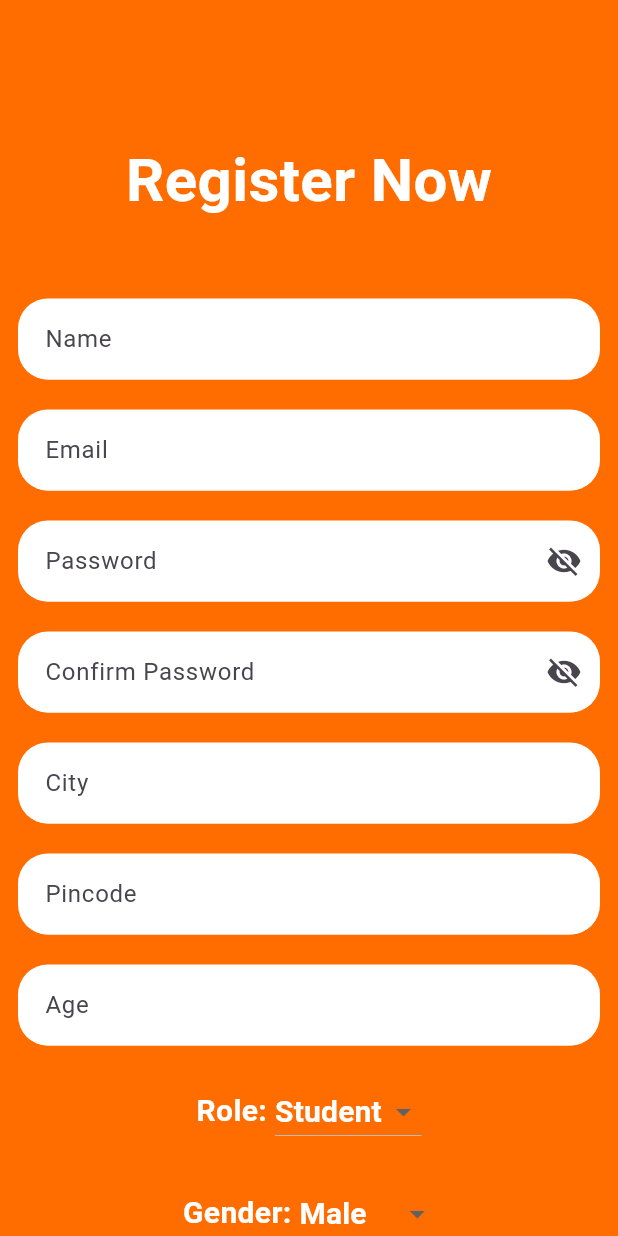
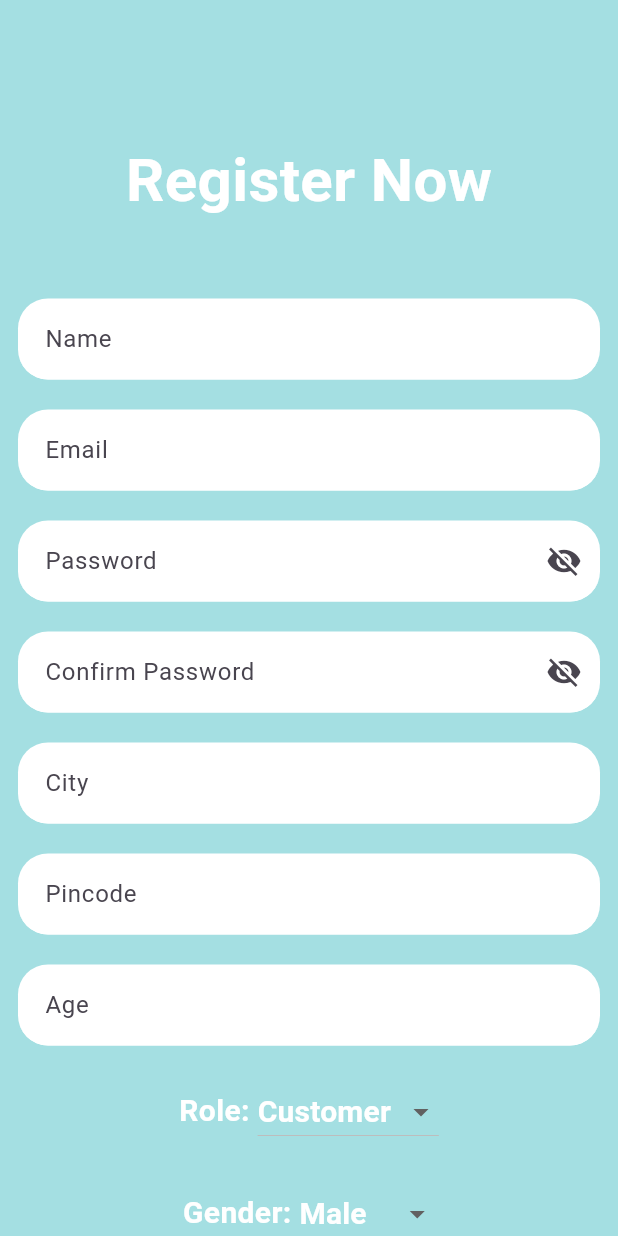
Before and after one commit to mariyajoseph2002/getserved, a Flutter app: the screen it shows after launch, after a tap on "Login", after a tap on "Register Now", on a phone screen of 412 x 824 dp. Run offline on Flutter 3.47's test engine with Material 3 defaults, Android fonts, the phone set to English and light mode, and no system bars; our stand-ins replace cloud_firestore, firebase_auth, firebase_core; accounts and stored records are empty.

Commit message:
ui changed for reg and log

```diff
--- a/lib/student.dart
+++ b/lib/customer.dart
@@ -3,19 +3,19 @@ import 'package:flutter/material.dart';
 
 import 'login.dart';
 
-class Student extends StatefulWidget {
-  const Student({super.key});
+class Customer extends StatefulWidget {
+  const Customer({super.key});
 
   @override
-  State<Student> createState() => _StudentState();
+  State<Customer> createState() => _CustomerState();
 }
 
-class _StudentState extends State<Student> {
+class _CustomerState extends State<Customer> {
   @override
   Widget build(BuildContext context) {
     return Scaffold(
       appBar: AppBar(
-        title: const Text("Student"),
+        title: const Text("Customer"),
         actions: [
           IconButton(
             onPressed: () {
--- a/lib/home.dart
+++ b/lib/home.dart
@@ -1,11 +1,11 @@
 import 'package:flutter/material.dart';
 
-// Assuming you have StudentPage and TeacherPage widgets
-import 'student.dart'; // Import your StudentPage widget
-import 'teacher.dart'; // Import your TeacherPage widget
+// Assuming you have StudentPage and ContracterPage widgets
+import 'customer.dart'; // Import your StudentPage widget
+import 'contracter.dart'; // Import your ContracterPage widget
 
 class HomePage extends StatefulWidget {
-  final String userRole; // 'student' or 'teacher'
+  final String userRole; // 'student' or 'Contracter'
 
   const HomePage({super.key, required this.userRole});
 
@@ -21,14 +21,14 @@ class _HomePageState extends State<HomePage> {
   }
 
   void _navigateBasedOnRole() {
-    if (widget.userRole == 'Student') {
+    if (widget.userRole == 'Customer') {
       // Navigate to StudentPage
       Future.microtask(() => Navigator.pushReplacement(
-          context, MaterialPageRoute(builder: (context) => const Student())));
-    } else if (widget.userRole == 'Teacher') {
-      // Navigate to TeacherPage
+          context, MaterialPageRoute(builder: (context) => const Customer())));
+    } else if (widget.userRole == 'Contracter') {
+      // Navigate to ContracterPage
       Future.microtask(() => Navigator.pushReplacement(
-          context, MaterialPageRoute(builder: (context) => const Teacher())));
+          context, MaterialPageRoute(builder: (context) => const Contracter())));
     }
   }
 
--- a/lib/login.dart
+++ b/lib/login.dart
@@ -1,8 +1,9 @@
 import 'package:firebase_auth/firebase_auth.dart';
 import 'package:flutter/material.dart';
 import 'package:cloud_firestore/cloud_firestore.dart';
-import 'student.dart';
-import 'teacher.dart';
+import 'package:getserved/provider.dart';
+import 'customer.dart';
+import 'contracter.dart';
 import 'register.dart';
 
 class LoginPage extends StatefulWidget {
@@ -36,7 +37,7 @@ class _LoginPageState extends State<LoginPage> {
 
   Widget _buildLoginForm(BuildContext context) {
     return Container(
-      color: Colors.orangeAccent[700],
+      color: Color.fromARGB(255, 164, 217, 232),
       width: MediaQuery.of(context).size.width,
       height: MediaQuery.of(context).size.height * 0.70,
       child: Center(
@@ -194,44 +195,14 @@ class _LoginPageState extends State<LoginPage> {
               ),
             ),
             const SizedBox(height: 15),
-            const Text(
-              "Made by",
-              style: TextStyle(
-                fontWeight: FontWeight.bold,
-                fontSize: 40,
-              ),
-            ),
-            const SizedBox(height: 5),
-            _buildFooterBrand(),
+
           ],
         ),
       ),
     );
   }
 
-  Widget _buildFooterBrand() {
-    return Row(
-      mainAxisAlignment: MainAxisAlignment.center,
-      children: [
-        Text(
-          "WEB",
-          style: TextStyle(
-            fontWeight: FontWeight.bold,
-            fontSize: 30,
-            color: Colors.blue[900],
-          ),
-        ),
-        Text(
-          "FUN",
-          style: TextStyle(
-            fontWeight: FontWeight.bold,
-            fontSize: 30,
-            color: Colors.yellowAccent[400],
-          ),
-        ),
-      ],
-    );
-  }
+
 
   Future<void> signIn(String email, String password) async {
     if (_formKey.currentState!.validate()) {
@@ -260,12 +231,17 @@ class _LoginPageState extends State<LoginPage> {
 
       if (documentSnapshot.exists) {
         String role = documentSnapshot.get('role');
-        if (role == "Teacher") {
+        if (role == "Contracter") {
           Navigator.pushReplacement(context,
-              MaterialPageRoute(builder: (context) => const Teacher()));
-        } else {
+              MaterialPageRoute(builder: (context) => const Contracter()));
+        }else if(role== "Provider"){
           Navigator.pushReplacement(context,
-              MaterialPageRoute(builder: (context) => const Student()));
+              MaterialPageRoute(builder: (context) => const Provider()));
+
+        }
+         else {
+          Navigator.pushReplacement(context,
+              MaterialPageRoute(builder: (context) => const Customer()));
         }
       }
     }
--- a/lib/register.dart
+++ b/lib/register.dart
@@ -24,8 +24,8 @@
 //   final TextEditingController confirmPasswordController =
 //       TextEditingController();
 
-//   List<String> roles = ['Student', 'Teacher'];
-//   String selectedRole = 'Student';
+//   List<String> roles = ['Customer', 'Contracter'];
+//   String selectedRole = 'Customer';
 
 //   @override
 //   void dispose() {
@@ -335,8 +335,8 @@ class _RegisterState extends State<Register> {
   final TextEditingController pincodeController = TextEditingController();
   final TextEditingController ageController = TextEditingController();
 
-  List<String> roles = ['Student', 'Teacher'];
-  String selectedRole = 'Student';
+  List<String> roles = ['Customer', 'Contracter',];
+  String selectedRole = 'Customer';
   String selectedGender = 'Male'; // Default gender
 
   @override
@@ -354,13 +354,13 @@ class _RegisterState extends State<Register> {
   @override
   Widget build(BuildContext context) {
     return Scaffold(
-      backgroundColor: Colors.orange[900],
+      backgroundColor: Color.fromARGB(255, 164, 229, 239),
       body: SafeArea(
         child: SingleChildScrollView(
           child: Column(
             children: [
               Container(
-                color: Colors.orangeAccent[700],
+                color: Color.fromARGB(255, 164, 223, 226),
                 width: MediaQuery.of(context).size.width,
                 child: Padding(
                   padding: const EdgeInsets.all(12),
@@ -435,7 +435,7 @@ class _RegisterState extends State<Register> {
                         const SizedBox(height: 20),
                         _buildActionButtons(),
                         const SizedBox(height: 20),
-                        _buildFooter(),
+
                       ],
                     ),
                   ),
@@ -612,16 +612,7 @@ class _RegisterState extends State<Register> {
     );
   }
 
-  Widget _buildFooter() {
-    return Text(
-      "WEBFUN",
-      style: TextStyle(
-        fontWeight: FontWeight.bold,
-        fontSize: 30,
-        color: Colors.yellowAccent[400],
-      ),
-    );
-  }
+
 
   String? _validateName(String? value) {
     if (value!.isEmpty) {
```
Also changed, not shown: lib/admin.dart (added, +43 -0 lines), lib/contracter.dart (added, +43 -0 lines), lib/provider.dart (renamed from lib/teacher.dart, +7 -5 lines).
